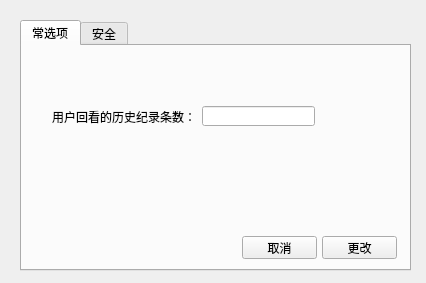
TaihouDaisuki/OneRoom, file Client/OneRoom/OneRoomClient/SettingBoard.ui: the form before one commit.
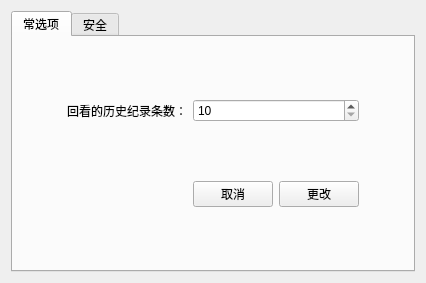
The form after the commit. The open tabs and pages were chosen to show the change.

What changed in the file:
```diff
--- a/Client/OneRoom/OneRoomClient/SettingBoard.ui
+++ b/Client/OneRoom/OneRoomClient/SettingBoard.ui
@@ -1,7 +1,7 @@
 <?xml version="1.0" encoding="UTF-8"?>
 <ui version="4.0">
- <class>Form</class>
- <widget class="QWidget" name="Form">
+ <class>settingBoard</class>
+ <widget class="QWidget" name="settingBoard">
   <property name="geometry">
    <rect>
     <x>0</x>
@@ -25,104 +25,125 @@
   <property name="windowTitle">
    <string>Form</string>
   </property>
+  <layout class="QHBoxLayout" name="horizontalLayout">
+   <item>
   <widget class="QTabWidget" name="tabWidget">
-   <property name="geometry">
-    <rect>
-     <x>20</x>
-     <y>20</y>
-     <width>391</width>
-     <height>251</height>
-    </rect>
-   </property>
    <property name="currentIndex">
-    <number>1</number>
-   </property>
-   <widget class="QWidget" name="tab">
+      <number>0</number>
+     </property>
+     <widget class="QWidget" name="generalTab">
     <attribute name="title">
      <string>常选项</string>
     </attribute>
-    <widget class="QPushButton" name="pushButton">
-     <property name="geometry">
-      <rect>
-       <x>300</x>
-       <y>190</y>
-       <width>75</width>
-       <height>23</height>
-      </rect>
-     </property>
+      <layout class="QGridLayout" name="gridLayout_3">
+       <item row="0" column="0">
+        <spacer name="horizontalSpacer_3">
+         <property name="orientation">
+          <enum>Qt::Horizontal</enum>
+         </property>
+         <property name="sizeHint" stdset="0">
+          <size>
+           <width>40</width>
+           <height>20</height>
+          </size>
+         </property>
+        </spacer>
+       </item>
+       <item row="1" column="3">
+        <widget class="QPushButton" name="changeButton">
      <property name="text">
       <string>更改</string>
      </property>
     </widget>
-    <widget class="QPushButton" name="pushButton_2">
-     <property name="geometry">
-      <rect>
-       <x>220</x>
-       <y>190</y>
-       <width>75</width>
-       <height>23</height>
-      </rect>
-     </property>
-     <property name="text">
-      <string>取消</string>
-     </property>
-    </widget>
+       </item>
+       <item row="0" column="1">
     <widget class="QLabel" name="label">
-     <property name="geometry">
-      <rect>
-       <x>30</x>
-       <y>50</y>
-       <width>161</width>
-       <height>41</height>
-      </rect>
-     </property>
      <property name="text">
-      <string>用户回看的历史纪录条数：</string>
-     </property>
-    </widget>
-    <widget class="QLineEdit" name="lineEdit">
-     <property name="geometry">
-      <rect>
-       <x>180</x>
-       <y>60</y>
-       <width>113</width>
+          <string>回看的历史纪录条数：</string>
+         </property>
+        </widget>
+       </item>
+       <item row="0" column="4">
+        <spacer name="horizontalSpacer_4">
+         <property name="orientation">
+          <enum>Qt::Horizontal</enum>
+         </property>
+         <property name="sizeHint" stdset="0">
+          <size>
+           <width>40</width>
        <height>20</height>
-      </rect>
-     </property>
-    </widget>
-   </widget>
-   <widget class="QWidget" name="tab_2">
+          </size>
+         </property>
+        </spacer>
+       </item>
+       <item row="1" column="2">
+        <widget class="QPushButton" name="cancelButton">
+         <property name="text">
+          <string>取消</string>
+         </property>
+        </widget>
+       </item>
+       <item row="0" column="2" colspan="2">
+        <widget class="QSpinBox" name="spinBox">
+         <property name="minimum">
+          <number>10</number>
+         </property>
+         <property name="value">
+          <number>10</number>
+         </property>
+        </widget>
+       </item>
+      </layout>
+     </widget>
+     <widget class="QWidget" name="securityTab">
     <attribute name="title">
      <string>安全</string>
     </attribute>
-    <widget class="QPushButton" name="pushButton_3">
-     <property name="geometry">
-      <rect>
-       <x>220</x>
-       <y>190</y>
-       <width>75</width>
-       <height>23</height>
-      </rect>
-     </property>
+      <layout class="QGridLayout" name="gridLayout_2">
+       <item row="0" column="1">
+        <widget class="QPushButton" name="changePasswordBtn">
      <property name="text">
-      <string>取消</string>
-     </property>
-    </widget>
-    <widget class="QPushButton" name="pushButton_4">
-     <property name="geometry">
-      <rect>
-       <x>300</x>
-       <y>190</y>
-       <width>75</width>
-       <height>23</height>
-      </rect>
-     </property>
-     <property name="text">
-      <string>更改</string>
-     </property>
-    </widget>
-   </widget>
-  </widget>
+          <string>修改密码</string>
+         </property>
+        </widget>
+       </item>
+       <item row="0" column="0">
+        <spacer name="horizontalSpacer">
+         <property name="orientation">
+          <enum>Qt::Horizontal</enum>
+         </property>
+         <property name="sizeType">
+          <enum>QSizePolicy::Preferred</enum>
+         </property>
+         <property name="sizeHint" stdset="0">
+          <size>
+           <width>40</width>
+           <height>20</height>
+          </size>
+         </property>
+        </spacer>
+       </item>
+       <item row="0" column="2">
+        <spacer name="horizontalSpacer_2">
+         <property name="orientation">
+          <enum>Qt::Horizontal</enum>
+         </property>
+         <property name="sizeType">
+          <enum>QSizePolicy::Preferred</enum>
+         </property>
+         <property name="sizeHint" stdset="0">
+          <size>
+           <width>40</width>
+           <height>20</height>
+          </size>
+         </property>
+        </spacer>
+       </item>
+      </layout>
+     </widget>
+    </widget>
+   </item>
+  </layout>
  </widget>
  <resources/>
  <connections/>
```
Lines whose indentation alone changed are shown as unchanged.
